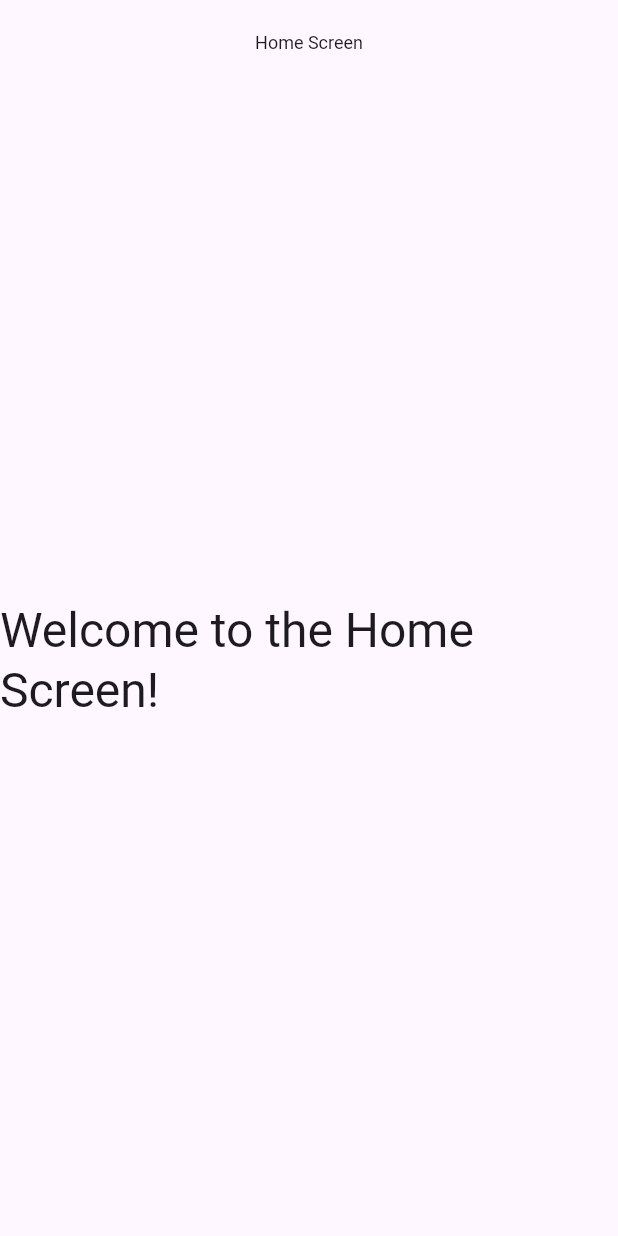
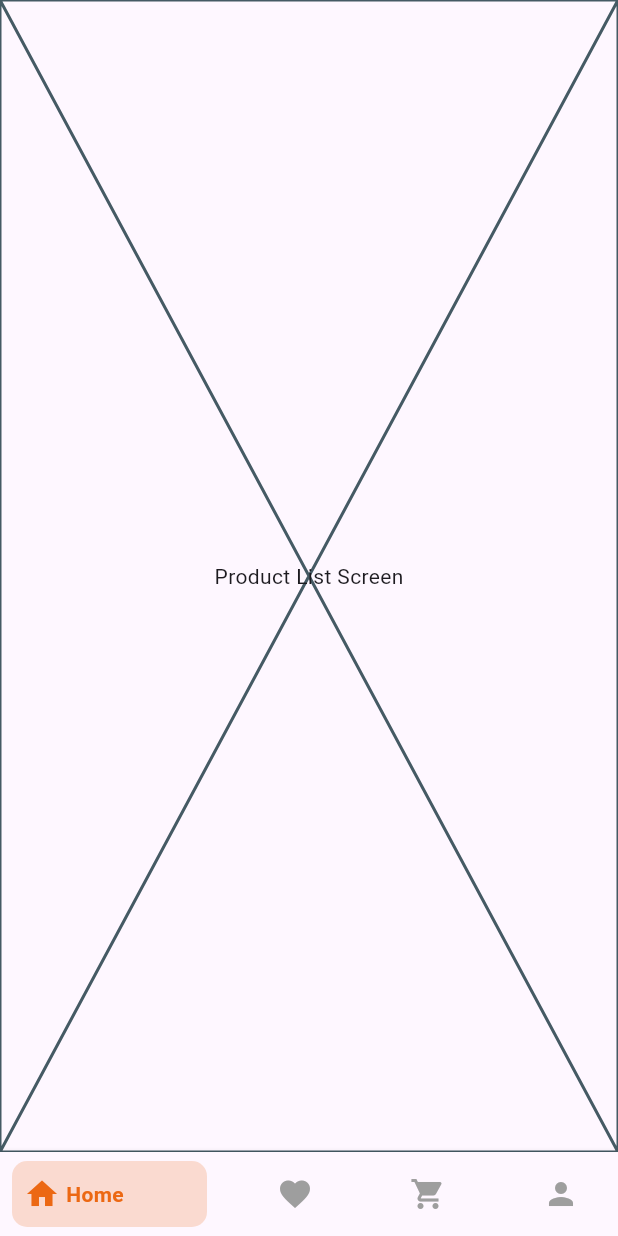
Before and after one commit to Ridmike/E-comm-User, a Flutter app: the HomeScreen screen opened directly, on a phone screen of 412 x 824 dp. Run offline on Flutter 3.47's test engine with Material 3 defaults, Android fonts, the phone set to English and light mode, and no system bars; drawn by our look-alikes of bottom_navy_bar; our stand-ins replace flutter_login, get, get_storage; missing offline and left inert: flutter_cart; accounts and stored records are empty; network calls fail.

Commit message:
Home Screen layout

```diff
--- a/lib/screen/home_screen.dart
+++ b/lib/screen/home_screen.dart
@@ -1,23 +1,67 @@
+import 'package:animations/animations.dart';
+import 'package:bottom_navy_bar/bottom_navy_bar.dart';
+import 'package:e_com_user/screen/product_cart/user_cart_screen.dart';
+import 'package:e_com_user/screen/product_favourite/product_favorite_screen.dart';
+import 'package:e_com_user/screen/product_list/product_list_screen.dart';
+import 'package:e_com_user/screen/profile/profile_screen.dart';
+import 'package:e_com_user/utility/animations/app_data.dart';
 import 'package:flutter/material.dart';
+
+import '../../../widget/page_wrapper.dart';
 
 class HomeScreen extends StatefulWidget {
   const HomeScreen({super.key});
+
+  static const List<Widget> screens = [
+    ProductListScreen(),
+    ProductFavoriteScreen(),
+    UserCartScreen(),
+    ProfileScreen()
+  ];
 
   @override
   State<HomeScreen> createState() => _HomeScreenState();
 }
 
 class _HomeScreenState extends State<HomeScreen> {
+  int newIndex = 0;
+
   @override
   Widget build(BuildContext context) {
-    return Scaffold(
-      appBar: AppBar(
-        title: const Text('Home Screen'),
-      ),
-      body: Center(
-        child: Text(
-          'Welcome to the Home Screen!',
-          style: Theme.of(context).textTheme.headlineLarge,
+    return PageWrapper(
+      child: Scaffold(
+        bottomNavigationBar: BottomNavyBar(
+          itemCornerRadius: 10,
+          selectedIndex: newIndex,
+          items: AppData.bottomNavyBarItems
+              .map(
+                (item) => BottomNavyBarItem(
+                  icon: item.icon,
+                  title: Text(item.title),
+                  activeColor: item.activeColor,
+                  inactiveColor: item.inActiveColor,
+                ),
+              )
+              .toList(),
+          onItemSelected: (currentIndex) {
+            newIndex = currentIndex;
+            setState(() {});
+          },
+        ),
+        body: PageTransitionSwitcher(
+          duration: const Duration(seconds: 1),
+          transitionBuilder: (
+            Widget child,
+            Animation<double> animation,
+            Animation<double> secondaryAnimation,
+          ) {
+            return FadeThroughTransition(
+              animation: animation,
+              secondaryAnimation: secondaryAnimation,
+              child: child,
+            );
+          },
+          child: HomeScreen.screens[newIndex],
         ),
       ),
     );
--- /dev/null
+++ b/lib/screen/product_list/product_list_screen.dart
@@ -0,0 +1,19 @@
+import 'package:flutter/material.dart';
+
+class ProductListScreen extends StatefulWidget {
+  const ProductListScreen({super.key});
+
+  @override
+  State<ProductListScreen> createState() => _ProductListScreenState();
+}
+
+class _ProductListScreenState extends State<ProductListScreen> {
+  @override
+  Widget build(BuildContext context) {
+    return const Placeholder(
+      child: Center(
+        child: Text('Product List Screen'),
+      ),
+    );
+  }
+}
--- a/pubspec.yaml
+++ b/pubspec.yaml
@@ -2,7 +2,7 @@ name: e_com_user
 description: "A new Flutter project."
 # The following line prevents the package from being accidentally published to
 # pub.dev using `flutter pub publish`. This is preferred for private packages.
-publish_to: 'none' # Remove this line if you wish to publish to pub.dev
+publish_to: "none" # Remove this line if you wish to publish to pub.dev
 
 # The following defines the version and build number for your application.
 # A version number is three numbers separated by dots, like 1.2.43
@@ -44,6 +44,7 @@ dependencies:
   smooth_page_indicator: ^1.2.1
   dropdown_button2: ^2.3.9
   flutter_cart: ^0.0.9
+  http: ^1.1.0
 
 dev_dependencies:
   flutter_test:
@@ -61,7 +62,6 @@ dev_dependencies:
 
 # The following section is specific to Flutter packages.
 flutter:
-
   # The following line ensures that the Material Icons font is
   # included with your application, so that you can use the icons in
   # the material Icons class.
```
Also changed, not shown: lib/core/data/data_provider.dart (+211 -1 lines), lib/screen/product_cart/user_cart_screen.dart (added, +19 -0 lines), lib/screen/product_favourite/product_favorite_screen.dart (added, +19 -0 lines), lib/screen/profile/profile_screen.dart (added, +19 -0 lines), pubspec.lock.
